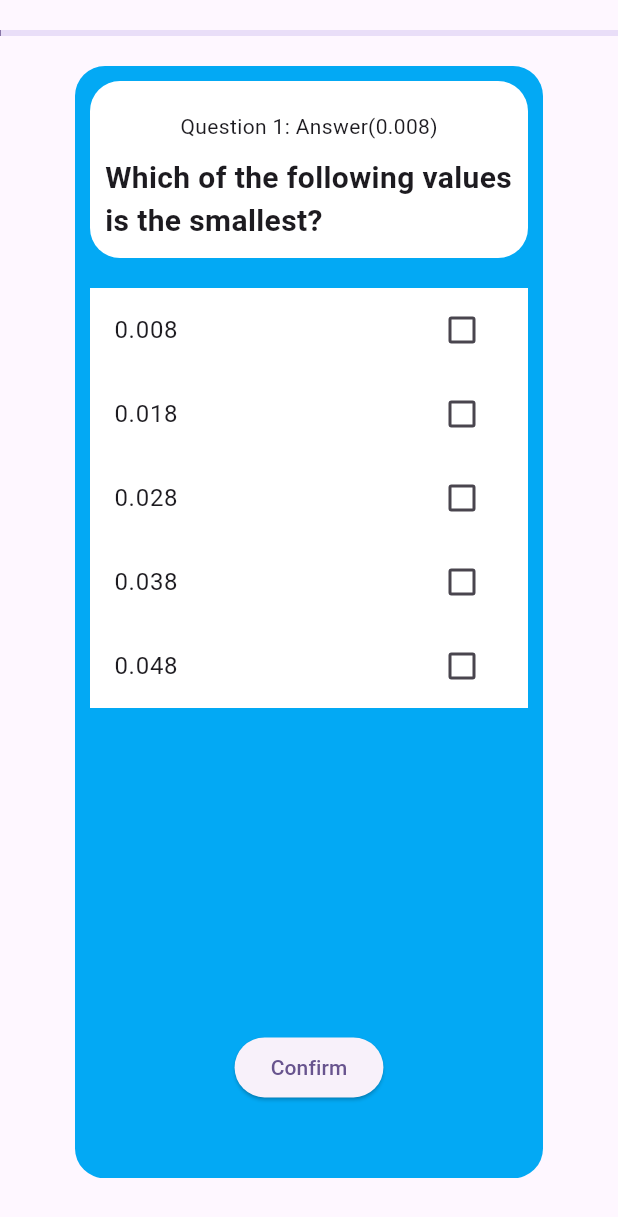
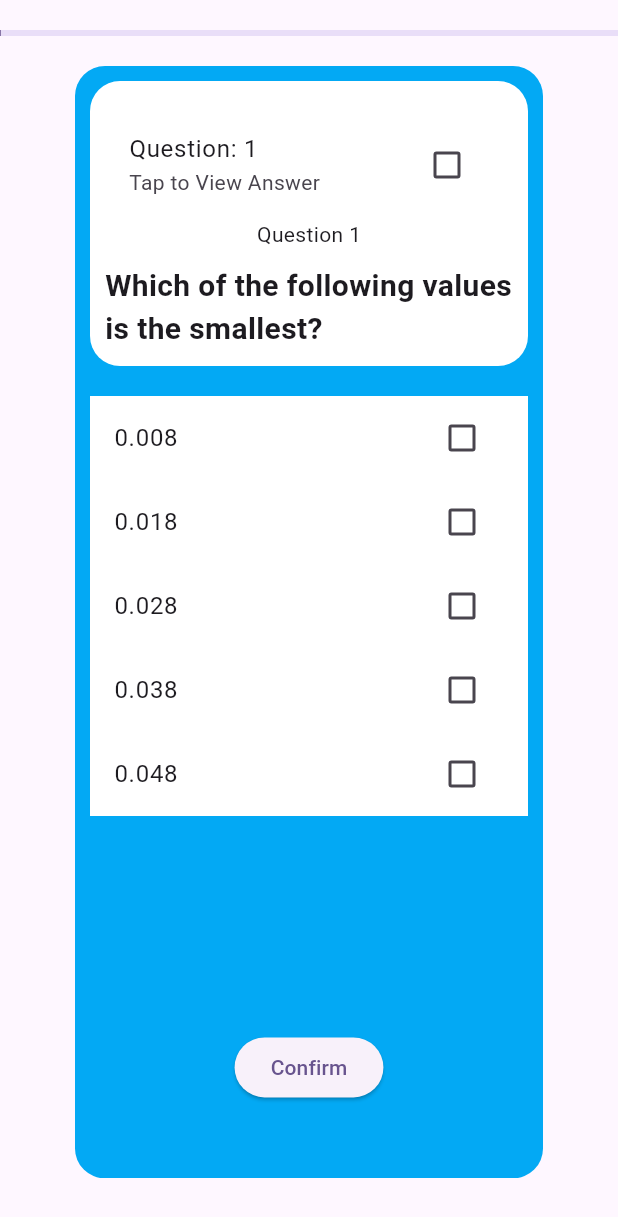
Before and after one commit to joel-wa/joel-wa.github.io, a Flutter app: the screen it shows after launch, after a tap on "Start Quiz", on a phone screen of 412 x 824 dp. Shown: the top 1217 px of the screen. Run offline on Flutter 3.47's test engine with Material 3 defaults, Android fonts, the phone set to English and light mode, and no system bars; our stand-ins replace firebase_core; accounts and stored records are empty; statements that could not run were skipped.

Commit message:
minor fixes

```diff
--- a/ccat_sim/lib/widgets/questionCard.dart
+++ b/ccat_sim/lib/widgets/questionCard.dart
@@ -30,6 +30,7 @@ class _QuestionCardState extends State<QuestionCard> {
   _QuestionCardState(this.question, this.questionNumber, this.simClass);
 
   int selectedAnswer = -1;
+  bool showAnswer = false;
 
   @override
   Widget build(BuildContext context) {
@@ -53,8 +54,19 @@ class _QuestionCardState extends State<QuestionCard> {
                 child: Column(
                   children: [
                     const SizedBox(height: 10),
-                    Text(
-                        'Question ${questionNumber + 1}: Answer(${question.answer})'),
+                    CheckboxListTile(
+                      value: showAnswer,
+                      onChanged: (value) {
+                        setState(() {
+                          showAnswer = value!;
+                        });
+                      },
+                      title: Text('Question: ${questionNumber + 1}'),
+                      subtitle: (showAnswer)
+                          ? Text(question.answer)
+                          : const Text('Tap to View Answer'),
+                    ),
+                    Text('Question ${questionNumber + 1}'),
                     const SizedBox(height: 10),
                     Text(
                       question.question,
```
